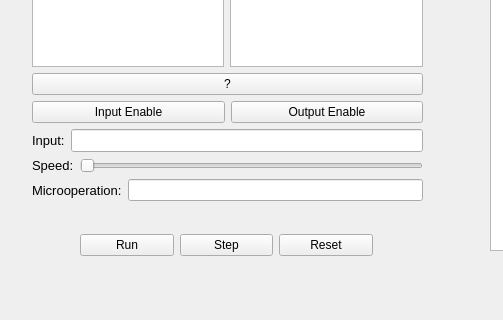
Above: Basic_Computer/ramwindow.ui from Alireza-Abrehforoush/Colossus before the change; both pictures show x 0 to 503 and y 280 to 600 of the 1080 by 600 pixel window. Below: the same form after it.
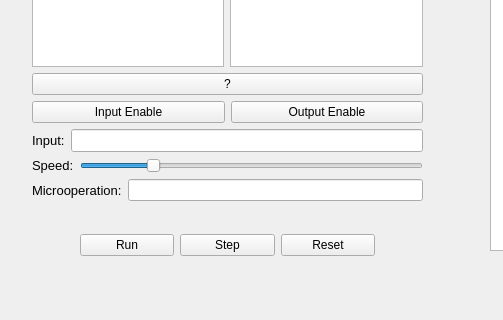
That is the form after the change.

```diff
--- a/Basic_Computer/ramwindow.ui
+++ b/Basic_Computer/ramwindow.ui
@@ -78,12 +78,12 @@
      <string>Flags:</string>
     </property>
    </widget>
-   <widget class="QWidget" name="">
+   <widget class="QWidget" name="layoutWidget">
     <property name="geometry">
      <rect>
       <x>80</x>
       <y>510</y>
-      <width>293</width>
+      <width>295</width>
       <height>30</height>
      </rect>
     </property>
@@ -111,7 +111,7 @@
      </item>
     </layout>
    </widget>
-   <widget class="QWidget" name="">
+   <widget class="QWidget" name="layoutWidget">
     <property name="geometry">
      <rect>
       <x>32</x>
@@ -197,6 +197,9 @@
        </item>
        <item>
         <widget class="QSlider" name="speed">
+         <property name="value">
+          <number>20</number>
+         </property>
          <property name="orientation">
           <enum>Qt::Horizontal</enum>
          </property>
```
